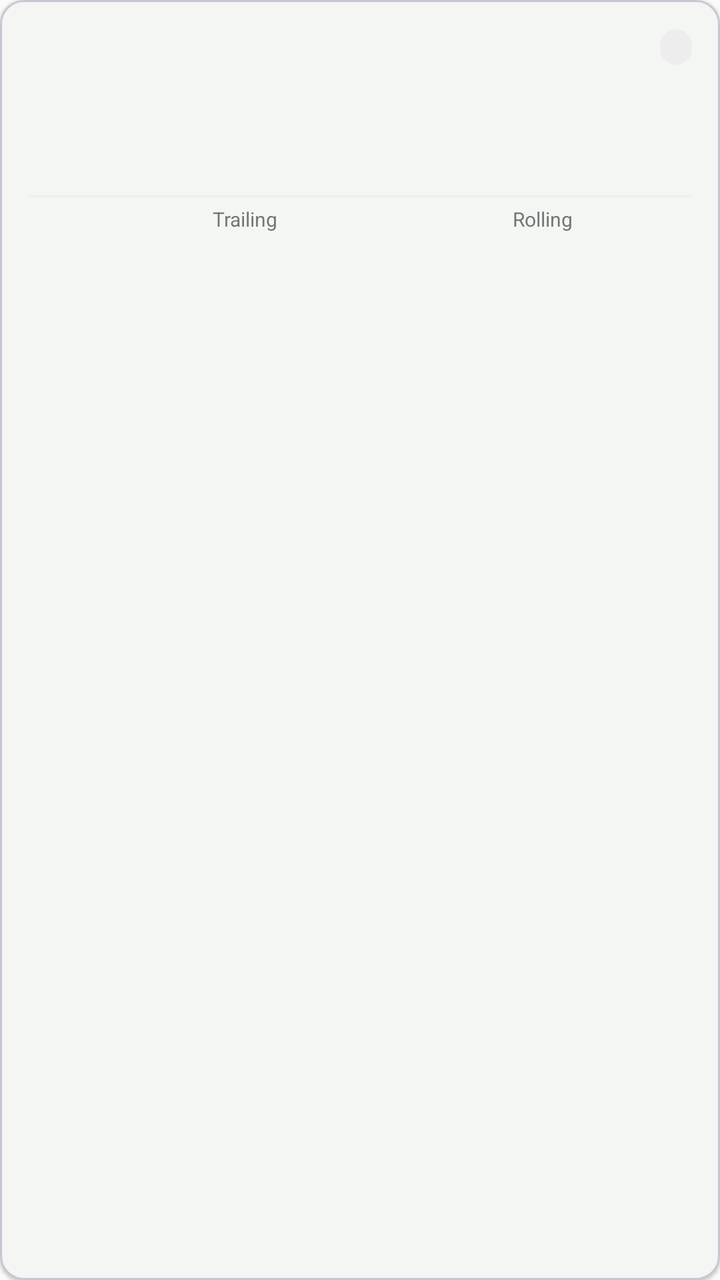
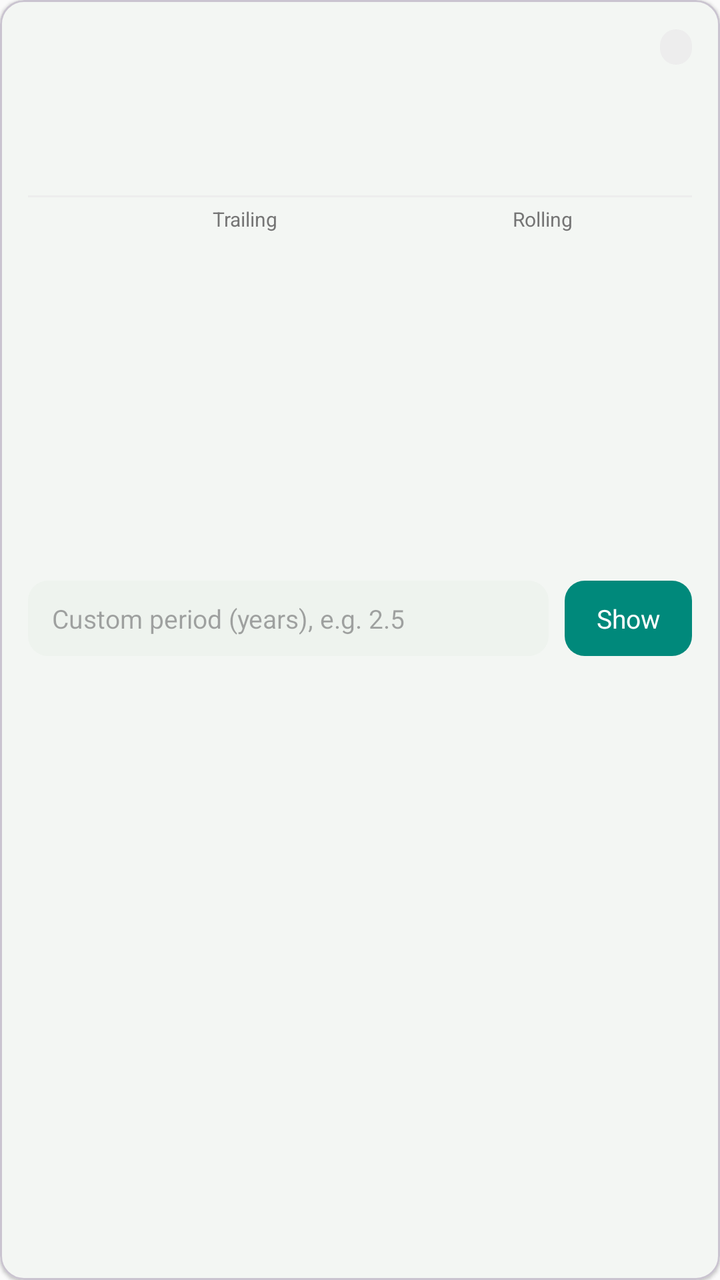

An Android layout rendered at two revisions. The XML below is the earlier revision; the diff shows what the commit changed to produce the second picture.
<!-- AndroidManifest.xml: application theme Theme.PersonalPortfolio -->
<!-- res/layout/item_returns_row.xml -->
<?xml version="1.0" encoding="utf-8"?>
<com.google.android.material.card.MaterialCardView xmlns:android="http://schemas.android.com/apk/res/android"
    xmlns:app="http://schemas.android.com/apk/res-auto"
    android:layout_width="match_parent"
    android:layout_height="wrap_content"
    android:layout_marginBottom="10dp"
    android:clickable="true"
    android:focusable="true"
    app:cardCornerRadius="12dp"
    app:cardElevation="1dp">

    <LinearLayout
        android:layout_width="match_parent"
        android:layout_height="wrap_content"
        android:orientation="vertical"
        android:padding="14dp">

        <LinearLayout
            android:layout_width="match_parent"
            android:layout_height="wrap_content"
            android:orientation="horizontal"
            android:gravity="center_vertical">

            <TextView
                android:id="@+id/returnsRowName"
                android:layout_width="0dp"
                android:layout_weight="1"
                android:layout_height="wrap_content"
                android:textStyle="bold"
                android:textSize="14sp" />

            <TextView
                android:id="@+id/returnsRowTypeBadge"
                android:layout_width="wrap_content"
                android:layout_height="wrap_content"
                android:textSize="10sp"
                android:paddingStart="8dp"
                android:paddingEnd="8dp"
                android:paddingTop="2dp"
                android:paddingBottom="2dp"
                android:background="@drawable/bg_period_gain_chip" />

        </LinearLayout>

        
        <LinearLayout
            android:layout_width="match_parent"
            android:layout_height="wrap_content"
            android:layout_marginTop="10dp"
            android:orientation="horizontal">

            <include layout="@layout/item_returns_cell" android:id="@+id/returnsCellDay" android:layout_width="0dp" android:layout_height="wrap_content" android:layout_weight="1" />
            <include layout="@layout/item_returns_cell" android:id="@+id/returnsCellMonth" android:layout_width="0dp" android:layout_height="wrap_content" android:layout_weight="1" />

        </LinearLayout>

        <View
            android:layout_width="match_parent"
            android:layout_height="1dp"
            android:layout_marginTop="10dp"
            android:layout_marginBottom="4dp"
            android:background="@color/colorNeutralBg" />

        
        <LinearLayout
            android:layout_width="match_parent"
            android:layout_height="wrap_content">

            <View android:layout_width="34dp" android:layout_height="1dp" />
            <TextView
                android:layout_width="0dp"
                android:layout_weight="1"
                android:layout_height="wrap_content"
                android:text="Trailing"
                android:textSize="10sp"
                android:textColor="@color/colorNeutral"
                android:gravity="center" />
            <TextView
                android:layout_width="0dp"
                android:layout_weight="1"
                android:layout_height="wrap_content"
                android:text="Rolling"
                android:textSize="10sp"
                android:textColor="@color/colorNeutral"
                android:gravity="center" />
        </LinearLayout>

        <include layout="@layout/item_returns_tenure_row" android:id="@+id/returnsRowOneYear" />
        <include layout="@layout/item_returns_tenure_row" android:id="@+id/returnsRowThreeYear" />
        <include layout="@layout/item_returns_tenure_row" android:id="@+id/returnsRowFiveYear" />
        <include layout="@layout/item_returns_tenure_row" android:id="@+id/returnsRowTenYear" />

    </LinearLayout>

</com.google.android.material.card.MaterialCardView>
<!-- res/layout/item_returns_cell.xml (included above) -->
<?xml version="1.0" encoding="utf-8"?>
<LinearLayout xmlns:android="http://schemas.android.com/apk/res/android"
    android:layout_width="0dp"
    android:layout_height="wrap_content"
    android:layout_weight="1"
    android:orientation="vertical"
    android:gravity="center">

    <TextView
        android:id="@+id/returnsCellLabel"
        android:layout_width="wrap_content"
        android:layout_height="wrap_content"
        android:textSize="10sp"
        android:textColor="@color/colorNeutral" />

    <TextView
        android:id="@+id/returnsCellValue"
        android:layout_width="wrap_content"
        android:layout_height="wrap_content"
        android:layout_marginTop="1dp"
        android:textSize="13sp"
        android:textStyle="bold" />

    <TextView
        android:id="@+id/returnsCellRange"
        android:layout_width="wrap_content"
        android:layout_height="wrap_content"
        android:textSize="9sp"
        android:textColor="@color/colorNeutral" />

</LinearLayout>
<!-- res/layout/item_returns_tenure_row.xml (included above) -->
<?xml version="1.0" encoding="utf-8"?>
<LinearLayout xmlns:android="http://schemas.android.com/apk/res/android"
    android:layout_width="match_parent"
    android:layout_height="wrap_content"
    android:orientation="horizontal"
    android:gravity="center_vertical"
    android:paddingTop="5dp"
    android:paddingBottom="5dp">

    <TextView
        android:id="@+id/tenureRowLabel"
        android:layout_width="34dp"
        android:layout_height="wrap_content"
        android:textSize="11sp"
        android:textColor="@color/colorNeutral" />

    <TextView
        android:id="@+id/tenureRowTrailing"
        android:layout_width="0dp"
        android:layout_weight="1"
        android:layout_height="wrap_content"
        android:textSize="13sp"
        android:textStyle="bold"
        android:gravity="center" />

    <LinearLayout
        android:layout_width="0dp"
        android:layout_weight="1"
        android:layout_height="wrap_content"
        android:orientation="vertical"
        android:gravity="center">

        <TextView
            android:id="@+id/tenureRowRollingMedian"
            android:layout_width="wrap_content"
            android:layout_height="wrap_content"
            android:textSize="13sp"
            android:textStyle="bold" />

        <TextView
            android:id="@+id/tenureRowRollingRange"
            android:layout_width="wrap_content"
            android:layout_height="wrap_content"
            android:textSize="9sp"
            android:textColor="@color/colorNeutral" />

    </LinearLayout>

</LinearLayout>
<!-- resources referenced by this layout -->
<resources>
  <color name="colorNeutral">#757575</color>
  <color name="colorNeutralBg">#EDEDED</color>
  <!-- drawable bg_period_gain_chip (drawable) -->
  <?xml version="1.0" encoding="utf-8"?>
  <shape xmlns:android="http://schemas.android.com/apk/res/android"
      android:shape="rectangle">
      <corners android:radius="10dp" />
      <solid android:color="@color/colorNeutralBg" />
  </shape>
  <style name="Theme.PersonalPortfolio" parent="Theme.Material3.DayNight.NoActionBar">
          <item name="colorPrimary">@color/colorPrimary</item>
          <item name="colorPrimaryVariant">@color/colorPrimaryVariant</item>
          <item name="colorOnPrimary">@color/colorOnPrimary</item>
  
          <item name="colorSecondary">@color/colorSecondary</item>
          <item name="colorOnSecondary">@color/colorOnSecondary</item>
  
          <item name="android:colorBackground">@color/colorBackground</item>
          <item name="colorOnBackground">@color/colorOnBackground</item>
  
          <item name="colorSurface">@color/colorSurface</item>
          <item name="colorOnSurface">@color/colorOnSurface</item>
  
          <item name="android:statusBarColor">@color/colorPrimaryVariant</item>
      </style>
  <color name="colorPrimary">#1B5E20</color>
  <color name="colorPrimaryVariant">#0D3B12</color>
  <color name="colorOnPrimary">#FFFFFF</color>
  <color name="colorSecondary">#00897B</color>
  <color name="colorOnSecondary">#FFFFFF</color>
  <color name="colorBackground">#FAFAFA</color>
  <color name="colorOnBackground">#1A1A1A</color>
  <color name="colorSurface">#FFFFFF</color>
  <color name="colorOnSurface">#1A1A1A</color>
</resources>

<!-- the commit's change to res/layout/item_returns_row.xml (unified diff, before → after) -->
@@ -90,6 +90,47 @@
         <include layout="@layout/item_returns_tenure_row" android:id="@+id/returnsRowFiveYear" />
         <include layout="@layout/item_returns_tenure_row" android:id="@+id/returnsRowTenYear" />
 
+        
+        <LinearLayout
+            android:layout_width="match_parent"
+            android:layout_height="wrap_content"
+            android:layout_marginTop="14dp"
+            android:orientation="horizontal"
+            android:gravity="center_vertical">
+
+            <EditText
+                android:id="@+id/returnsCustomPeriodYears"
+                android:layout_width="0dp"
+                android:layout_weight="1"
+                android:layout_height="wrap_content"
+                android:hint="Custom period (years), e.g. 2.5"
+                android:inputType="numberDecimal"
+                android:textSize="13sp"
+                android:background="@drawable/dropdown_tab_background"
+                android:paddingStart="12dp"
+                android:paddingEnd="12dp"
+                android:paddingTop="10dp"
+                android:paddingBottom="10dp" />
+
+            <TextView
+                android:id="@+id/returnsCustomPeriodShow"
+                android:layout_width="wrap_content"
+                android:layout_height="wrap_content"
+                android:layout_marginStart="8dp"
+                android:text="Show"
+                android:textSize="13sp"
+                android:textColor="@color/colorOnPrimary"
+                android:background="@drawable/dropdown_tab_background"
+                android:backgroundTint="@color/colorSecondary"
+                android:paddingStart="16dp"
+                android:paddingEnd="16dp"
+                android:paddingTop="10dp"
+                android:paddingBottom="10dp" />
+
+        </LinearLayout>
+
+        <include layout="@layout/item_returns_tenure_row" android:id="@+id/returnsRowCustomPeriod" android:visibility="gone" />
+
     </LinearLayout>
 
 </com.google.android.material.card.MaterialCardView>
<!-- resource entries referenced after the edit -->
@@ -2,12 +2,21 @@
 <resources>
   <color name="colorNeutral">#757575</color>
   <color name="colorNeutralBg">#EDEDED</color>
+  <color name="colorOnPrimary">#FFFFFF</color>
+  <color name="colorSecondary">#00897B</color>
   <!-- drawable bg_period_gain_chip (drawable) -->
   <?xml version="1.0" encoding="utf-8"?>
   <shape xmlns:android="http://schemas.android.com/apk/res/android"
       android:shape="rectangle">
       <corners android:radius="10dp" />
       <solid android:color="@color/colorNeutralBg" />
+  </shape>
+  <!-- drawable dropdown_tab_background (drawable) -->
+  <?xml version="1.0" encoding="utf-8"?>
+  <shape xmlns:android="http://schemas.android.com/apk/res/android"
+      android:shape="rectangle">
+      <solid android:color="@color/colorSurfaceVariant" />
+      <corners android:radius="10dp" />
   </shape>
   <style name="Theme.PersonalPortfolio" parent="Theme.Material3.DayNight.NoActionBar">
           <item name="colorPrimary">@color/colorPrimary</item>
@@ -25,10 +34,9 @@
   
           <item name="android:statusBarColor">@color/colorPrimaryVariant</item>
       </style>
+  <color name="colorSurfaceVariant">#EEF3EE</color>
   <color name="colorPrimary">#1B5E20</color>
   <color name="colorPrimaryVariant">#0D3B12</color>
-  <color name="colorOnPrimary">#FFFFFF</color>
-  <color name="colorSecondary">#00897B</color>
   <color name="colorOnSecondary">#FFFFFF</color>
   <color name="colorBackground">#FAFAFA</color>
   <color name="colorOnBackground">#1A1A1A</color>
